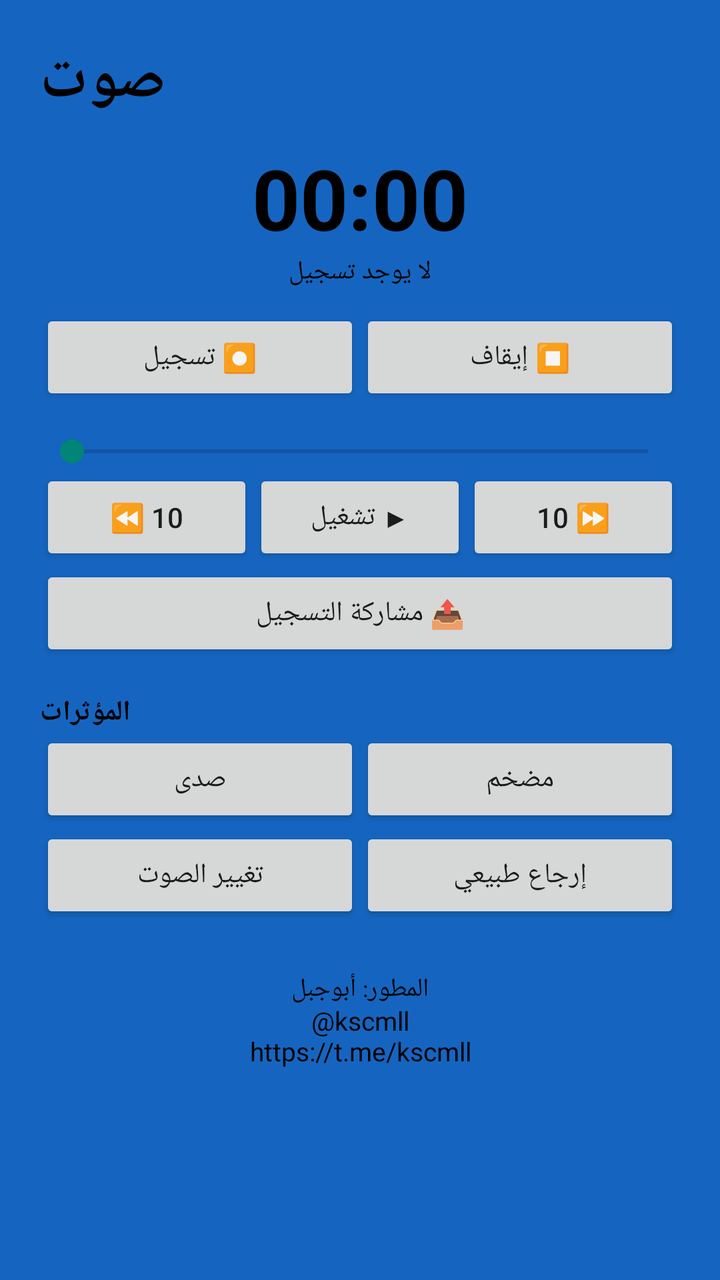
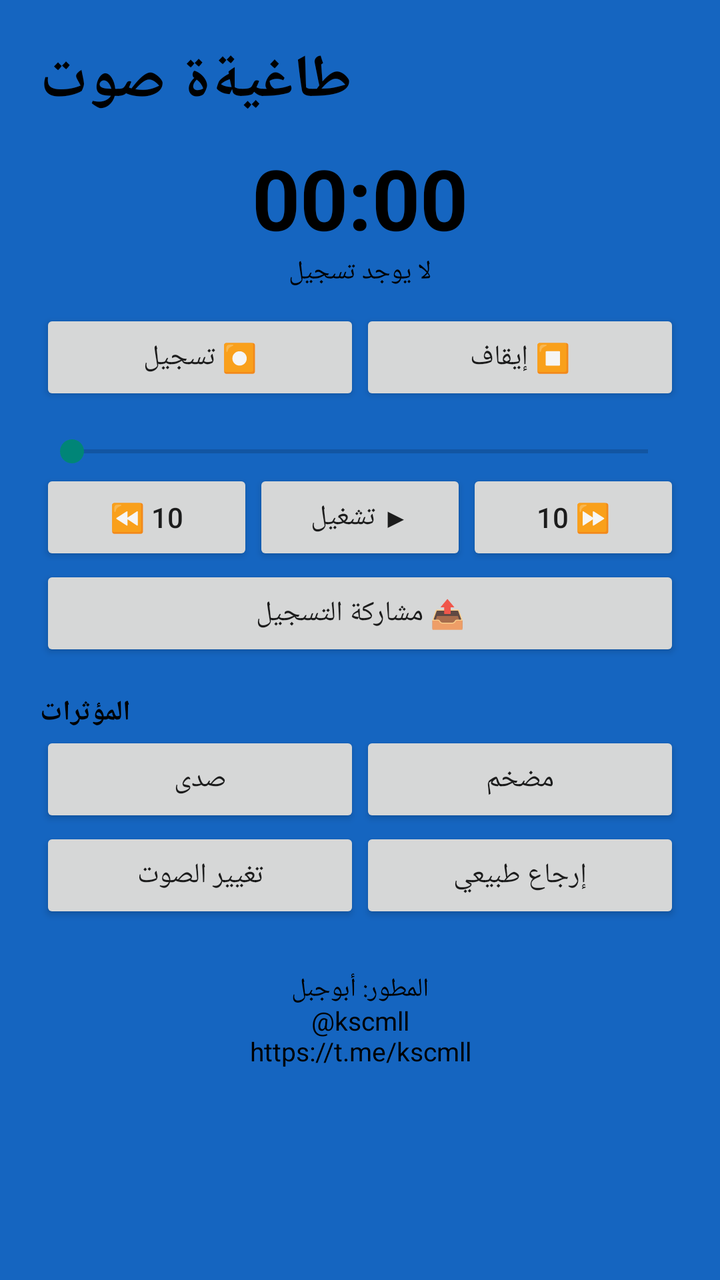

Before-and-after screenshots of an Android layout around one commit, followed by the original layout XML and the change that was made.
<!-- AndroidManifest.xml: application theme Theme.AppCompat.Light.NoActionBar -->
<!-- res/layout/activity_main.xml -->
<?xml version="1.0" encoding="utf-8"?>
<ScrollView xmlns:android="http://schemas.android.com/apk/res/android"
    android:layout_width="match_parent"
    android:layout_height="match_parent"
    android:background="#1565C0">

    <LinearLayout
        android:layout_width="match_parent"
        android:layout_height="wrap_content"
        android:orientation="vertical"
        android:padding="20dp">

        <TextView
            android:layout_width="wrap_content"
            android:layout_height="wrap_content"
            android:text="صوت"
            android:textColor="#000000"
            android:textSize="30sp"
            android:textStyle="bold"/>

        <TextView
            android:id="@+id/tvTimer"
            android:layout_width="wrap_content"
            android:layout_height="wrap_content"
            android:text="00:00"
            android:textColor="#000000"
            android:textSize="42sp"
            android:textStyle="bold"
            android:layout_gravity="center_horizontal"
            android:paddingTop="10dp"/>

        <TextView
            android:id="@+id/tvFile"
            android:layout_width="match_parent"
            android:layout_height="wrap_content"
            android:text="لا يوجد تسجيل"
            android:textColor="#000000"
            android:textSize="13sp"
            android:gravity="center"
            android:paddingBottom="10dp"/>

        <LinearLayout
            android:layout_width="match_parent"
            android:layout_height="wrap_content"
            android:orientation="horizontal">
            <Button
                android:id="@+id/btnRecord"
                android:layout_width="0dp"
                android:layout_weight="1"
                android:layout_height="wrap_content"
                android:text="⏺ تسجيل"/>
            <Button
                android:id="@+id/btnStop"
                android:layout_width="0dp"
                android:layout_weight="1"
                android:layout_height="wrap_content"
                android:text="⏹ إيقاف"/>
        </LinearLayout>

        <SeekBar
            android:id="@+id/seek"
            android:layout_width="match_parent"
            android:layout_height="wrap_content"
            android:paddingTop="14dp"/>

        <LinearLayout
            android:layout_width="match_parent"
            android:layout_height="wrap_content"
            android:orientation="horizontal">
            <Button
                android:id="@+id/btnBack"
                android:layout_width="0dp"
                android:layout_weight="1"
                android:layout_height="wrap_content"
                android:text="⏪ 10"/>
            <Button
                android:id="@+id/btnPlay"
                android:layout_width="0dp"
                android:layout_weight="1"
                android:layout_height="wrap_content"
                android:text="▶ تشغيل"/>
            <Button
                android:id="@+id/btnForward"
                android:layout_width="0dp"
                android:layout_weight="1"
                android:layout_height="wrap_content"
                android:text="10 ⏩"/>
        </LinearLayout>

        <Button
            android:id="@+id/btnShare"
            android:layout_width="match_parent"
            android:layout_height="wrap_content"
            android:text="📤 مشاركة التسجيل"/>

        <TextView
            android:layout_width="wrap_content"
            android:layout_height="wrap_content"
            android:text="المؤثرات"
            android:textColor="#000000"
            android:textStyle="bold"
            android:paddingTop="16dp"/>

        <LinearLayout
            android:layout_width="match_parent"
            android:layout_height="wrap_content"
            android:orientation="horizontal">
            <Button
                android:id="@+id/btnEcho"
                android:layout_width="0dp"
                android:layout_weight="1"
                android:layout_height="wrap_content"
                android:text="صدى"/>
            <Button
                android:id="@+id/btnBoost"
                android:layout_width="0dp"
                android:layout_weight="1"
                android:layout_height="wrap_content"
                android:text="مضخم"/>
        </LinearLayout>

        <LinearLayout
            android:layout_width="match_parent"
            android:layout_height="wrap_content"
            android:orientation="horizontal">
            <Button
                android:id="@+id/btnPitch"
                android:layout_width="0dp"
                android:layout_weight="1"
                android:layout_height="wrap_content"
                android:text="تغيير الصوت"/>
            <Button
                android:id="@+id/btnClear"
                android:layout_width="0dp"
                android:layout_weight="1"
                android:layout_height="wrap_content"
                android:text="إرجاع طبيعي"/>
        </LinearLayout>

        <TextView
            android:layout_width="match_parent"
            android:layout_height="wrap_content"
            android:text="المطور: أبوجبل\n@kscmll\nhttps://t.me/kscmll"
            android:textColor="#000000"
            android:textSize="13sp"
            android:gravity="center"
            android:paddingTop="24dp"
            android:paddingBottom="20dp"/>
    </LinearLayout>
</ScrollView>
<!-- resources referenced by this layout -->
<resources>

</resources>

<!-- the commit's change to res/layout/activity_main.xml (unified diff, before → after) -->
@@ -13,7 +13,7 @@
         <TextView
             android:layout_width="wrap_content"
             android:layout_height="wrap_content"
-            android:text="صوت"
+            android:text="طاغيةة صوت"
             android:textColor="#000000"
             android:textSize="30sp"
             android:textStyle="bold"/>
